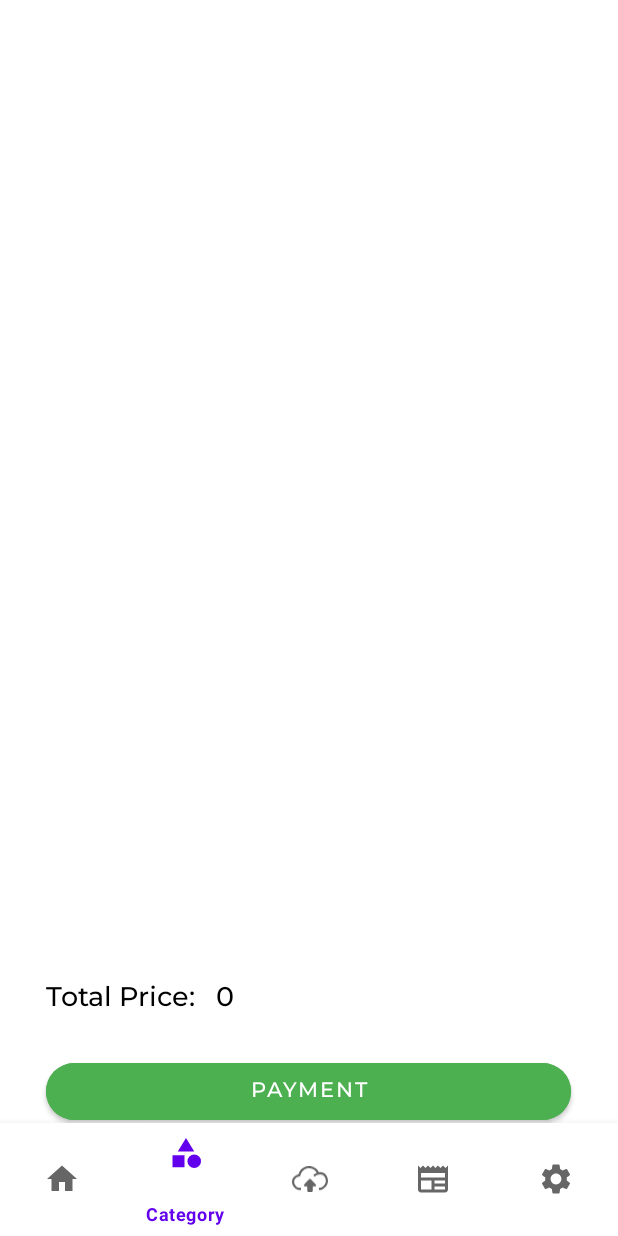
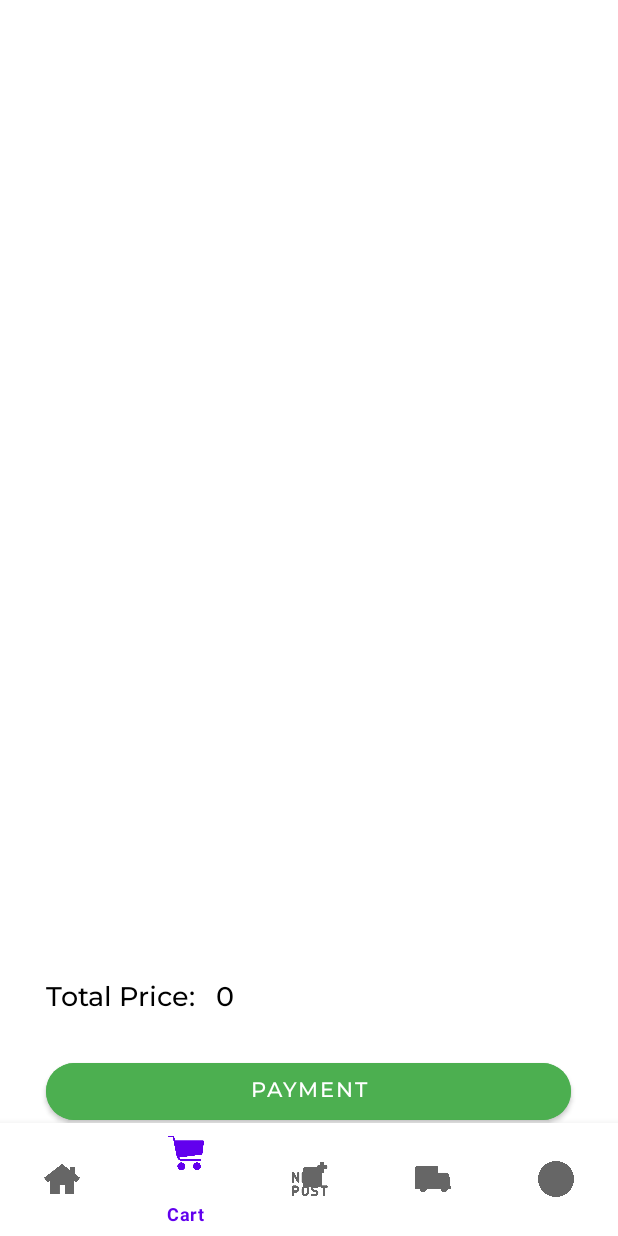
Before and after one commit to tinld/Agriculture, an Android app: the MainActivity screen opened directly, with no data from a screen before it, item 2 of the bottom bar chosen, on a phone screen of 412 x 824 dp. Run offline under Robolectric (Android 15) with nearby library versions, the phone set to English and light mode, and no system bars; our stand-ins replace CircleImageView, Firebase (no records; nobody signed in at launch, a user with empty details on screens opened directly); libraries missing offline, so code that uses them is left out: com.denzcoskun.imageslider; 8 statements that could not run were skipped.

Commit message:
add new version

```diff
--- a/app/src/main/res/menu/bottom_nav_menu.xml
+++ b/app/src/main/res/menu/bottom_nav_menu.xml
@@ -3,21 +3,21 @@
     <item
         android:id="@+id/homeMenu"
         android:title="@string/home"
-        android:icon="@drawable/baseline_home_24"/>
+        android:icon="@drawable/homemenu"/>
     <item
         android:id="@+id/categoryMenu"
         android:title="@string/category"
-        android:icon="@drawable/baseline_category_24"/>
+        android:icon="@drawable/cartmenu"/>
     <item
         android:id="@+id/postMenu"
         android:title="@string/post"
-        android:icon="@drawable/cloud_data_upload_icon"/>
+        android:icon="@drawable/postmenu"/>
     <item
         android:id="@+id/newsMenu"
         android:title="@string/news"
-        android:icon="@drawable/baseline_newspaper_24"/>
+        android:icon="@drawable/shipmenu"/>
     <item
         android:id="@+id/settingsMenu"
         android:title="@string/setting"
-        android:icon="@drawable/baseline_settings_24"/>
+        android:icon="@drawable/usermenu"/>
 </menu>
--- a/app/src/main/res/values/strings.xml
+++ b/app/src/main/res/values/strings.xml
@@ -3,8 +3,8 @@
     <!-- TODO: Remove or change this placeholder text -->
     <string name="hello_blank_fragment">Hello blank fragment</string>
     <string name="home">Home</string>
-    <string name="category">Category</string>
+    <string name="category">Cart</string>
     <string name="post">Post</string>
-    <string name="news">News</string>
+    <string name="news">Shipping</string>
     <string name="setting">Setting</string>
 </resources>
```
Also changed, not shown: app/src/main/res/drawable/cartmenu.png (added), app/src/main/res/drawable/homemenu.png (added), app/src/main/res/drawable/postmenu.png (added), app/src/main/res/drawable/shipmenu.png (added), app/src/main/res/drawable/usermenu.png (added).
